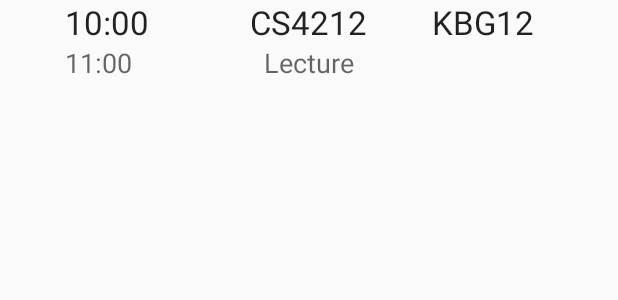
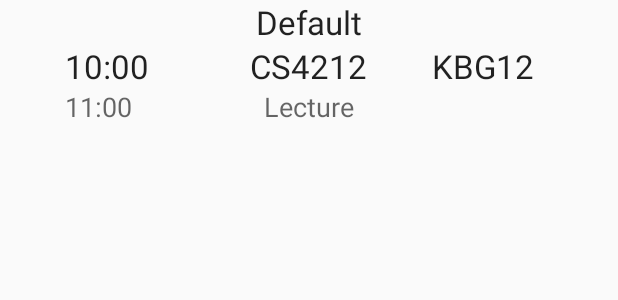
Before and after one commit to codingaway/TimeTableTest, an Android app: the layout session_item_layout.xml on its own in the app's theme, with its tools: preview values and no code run, on a phone screen of 412 x 824 dp. Shown: the top 300 px of the screen. Run offline under Robolectric (Android 15) with nearby library versions, the phone set to English and light mode, and no system bars.

Commit message:
Joshs App changes,

```diff
--- a/app/build.gradle
+++ b/app/build.gradle
@@ -23,4 +23,5 @@ dependencies {
     compile fileTree(dir: 'libs', include: ['*.jar'])
     compile 'com.android.support:appcompat-v7:21.0.3'
     compile files('/Users/casper/AndroidStudioProjects/TimeTableTest/libs/jsoup-1.8.1.jar')
+    compile files('C:/Users/Loaner/AndroidStudioProjects/TimeTableTest/libs/jsoup-1.8.1.jar')
 }
--- a/app/src/main/java/com/example/timetabletest/DownloadDataIntentService.java
+++ b/app/src/main/java/com/example/timetabletest/DownloadDataIntentService.java
@@ -13,8 +13,8 @@ import org.jsoup.nodes.Document;
 import org.jsoup.nodes.Element;
 import org.jsoup.select.Elements;
 
-import java.io.File;
-import java.io.FileOutputStream;
+//import java.io.File;
+//import java.io.FileOutputStream;
 import java.io.IOException;
 import java.io.ObjectOutputStream;
 import java.util.ArrayList;
@@ -64,7 +64,7 @@ public class DownloadDataIntentService extends IntentService {
 
                     try {
                         //oos = new ObjectOutputStream(new FileOutputStream(file));
-                        oos = new ObjectOutputStream(openFileOutput("data.dat", Context.MODE_PRIVATE));
+                        oos = new ObjectOutputStream(openFileOutput(filename, Context.MODE_PRIVATE));
                         oos.writeObject(days);
                     } catch (IOException ex) {
                         if(receiver != null)
--- a/app/src/main/java/com/example/timetabletest/Login.java
+++ b/app/src/main/java/com/example/timetabletest/Login.java
@@ -2,7 +2,7 @@ package com.example.timetabletest;
 
 //import android.support.v4.view.ViewPager;
 import java.util.*;
-import java.io.*;
+//import java.io.*;
 import android.content.Context;
 import android.content.Intent;
 import android.content.SharedPreferences;
--- a/app/src/main/java/com/example/timetabletest/ScreenSliderPagerAdapter.java
+++ b/app/src/main/java/com/example/timetabletest/ScreenSliderPagerAdapter.java
@@ -7,7 +7,7 @@ package com.example.timetabletest;
 import android.support.v4.app.Fragment;
 import android.support.v4.app.FragmentManager;
 import android.support.v4.app.FragmentStatePagerAdapter;
-import android.support.v4.app.ListFragment;
+//import android.support.v4.app.ListFragment;
 import android.util.Log;
 
 import java.util.ArrayList;
--- a/app/src/main/java/com/example/timetabletest/SessionListAdapter.java
+++ b/app/src/main/java/com/example/timetabletest/SessionListAdapter.java
@@ -7,7 +7,10 @@ import android.view.ViewGroup;
 import android.widget.BaseAdapter;
 import android.widget.TextView;
 
+import java.text.SimpleDateFormat;
 import java.util.ArrayList;
+import java.util.Calendar;
+import java.util.Locale;
 
 /**
  * Created by casper on 18/03/15.
--- a/app/src/main/res/layout/fragment_screen_slide_page.xml
+++ b/app/src/main/res/layout/fragment_screen_slide_page.xml
@@ -3,4 +3,10 @@
     android:id="@android:id/list"
     android:layout_width="match_parent"
     android:layout_height="match_parent">
+
+    <TextView
+        android:layout_width="match_parent"
+        android:layout_height="wrap_content"
+        android:id="@+id/dayName"
+        android:text="Day of Week"/>
 </ListView>
--- a/app/src/main/res/layout/session_item_layout.xml
+++ b/app/src/main/res/layout/session_item_layout.xml
@@ -6,9 +6,17 @@
         android:layout_width="wrap_content"
         android:layout_height="wrap_content"
         android:textAppearance="?android:attr/textAppearanceLarge"
+        android:text="Default"
+        android:id="@+id/dayOfWeek"
+        android:layout_centerHorizontal="true"/>
+
+    <TextView
+        android:layout_width="wrap_content"
+        android:layout_height="wrap_content"
+        android:textAppearance="?android:attr/textAppearanceLarge"
         android:text="10:00"
         android:id="@+id/start_time"
-        android:layout_alignParentTop="true"
+        android:layout_below="@id/dayOfWeek"
         android:layout_alignParentLeft="true"
         android:layout_alignParentStart="true"
         android:layout_marginLeft="43dp"
@@ -29,7 +37,7 @@
         android:textAppearance="?android:attr/textAppearanceLarge"
         android:text="KBG12"
         android:id="@+id/room_code"
-        android:layout_alignParentTop="true"
+        android:layout_below="@id/dayOfWeek"
         android:layout_toRightOf="@+id/module_code"
         android:layout_toEndOf="@+id/module_code"
         android:layout_marginLeft="43dp"
```
Also changed, not shown: app/src/main/java/com/example/timetabletest/ScreenSlidePagerActivity.java (+19 -0 lines), app/src/main/java/com/example/timetabletest/Splash.java (+7 -7 lines), 1 other file.
